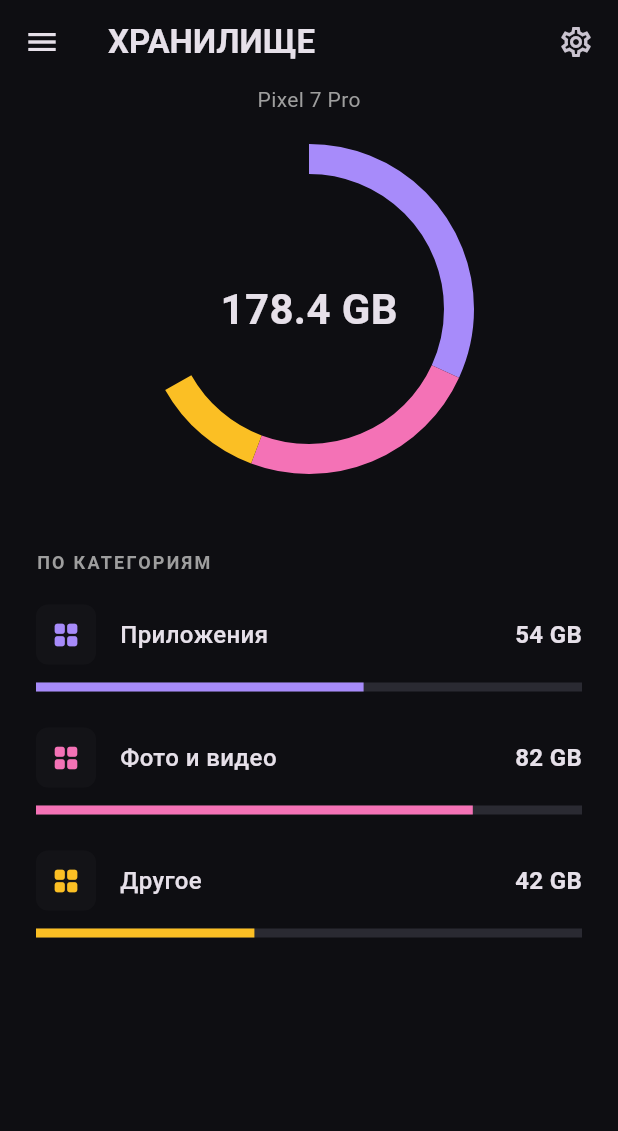
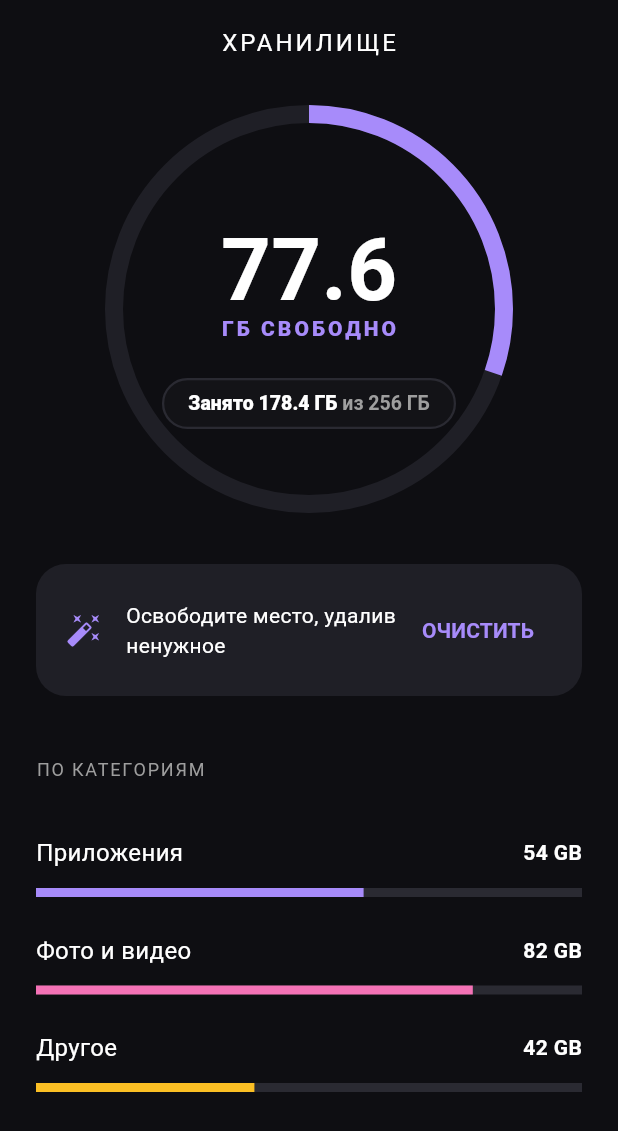
Before and after one commit to AlexBSCM/mem_view, a Flutter app: the screen it shows after launch, on a phone screen of 412 x 824 dp. Shown: the top 1131 px of the screen. Run offline on Flutter 3.47's test engine with Material 3 defaults, Android fonts, the phone set to English and light mode, and no system bars.

Commit message:
Дальнейшие действия по инструкции от Сдфгву

```diff
--- a/lib/main.dart
+++ b/lib/main.dart
@@ -1,52 +1,44 @@
 import 'package:flutter/material.dart';
-import 'dart:math' as math;
 
-void main() => runApp(const MemViewApp());
+void main() {
+  runApp(
+    const MaterialApp(home: StorageScreen(), debugShowCheckedModeBanner: false),
+  );
+}
 
-class MemViewApp extends StatelessWidget {
-  const MemViewApp({super.key});
+class StorageScreen extends StatefulWidget {
+  const StorageScreen({super.key});
 
   @override
-  Widget build(BuildContext context) {
-    return MaterialApp(
-      debugShowCheckedModeBanner: false,
-      theme: ThemeData(
-        brightness: Brightness.dark,
-        scaffoldBackgroundColor: const Color(0xFF0E0E12), // Твой фон
-      ),
-      // Стартуем с главного экрана "ХРАНИЛИЩЕ"
-      home: const StorageScreen(),
-    );
-  }
+  State<StorageScreen> createState() => _StorageScreenState();
 }
 
-// --- ЭКРАН 1: ГЛАВНОЕ ХРАНИЛИЩЕ ---
-class StorageScreen extends StatelessWidget {
-  const StorageScreen({super.key});
+class _StorageScreenState extends State<StorageScreen> {
+  double usedGB = 178.4;
+  final double totalGB = 256.0;
 
   @override
   Widget build(BuildContext context) {
     return Scaffold(
+      backgroundColor: const Color(0xFF0E0E12),
       appBar: AppBar(
         backgroundColor: Colors.transparent,
         elevation: 0,
-        leading: const Icon(Icons.menu),
-        actions: const [Icon(Icons.settings_outlined), SizedBox(width: 16)],
         title: const Text(
           'ХРАНИЛИЩЕ',
-          style: TextStyle(fontWeight: FontWeight.bold),
+          style: TextStyle(fontSize: 16, letterSpacing: 2, color: Colors.white),
         ),
+        centerTitle: true,
       ),
       body: SingleChildScrollView(
         padding: const EdgeInsets.symmetric(horizontal: 24),
         child: Column(
           children: [
-            const Text('Pixel 7 Pro', style: TextStyle(color: Colors.grey)),
-            const SizedBox(height: 30),
-            _buildChart(), // Тот самый сегментированный круг
-            const SizedBox(height: 30),
-            _buildActionCard(), // Кнопка "Очистить"
-            const SizedBox(height: 30),
+            const SizedBox(height: 20),
+            _buildChart(),
+            const SizedBox(height: 40),
+            _buildActionCard(),
+            const SizedBox(height: 40),
             _buildCategorySection(),
           ],
         ),
@@ -54,21 +46,110 @@ class StorageScreen extends StatelessWidget {
     );
   }
 
-  // Виджет сегментированного чарта (код из предыдущего шага)
   Widget _buildChart() {
-    return SizedBox(
-      height: 200,
-      width: 200,
-      child: Stack(
+    double freeGB = totalGB - usedGB;
+    double freePercent = freeGB / totalGB;
+
+    return Stack(
       alignment: Alignment.center,
       children: [
-          CustomPaint(
-            size: const Size(200, 200),
-            painter: SegmentedChartPainter(),
+        SizedBox(
+          width: 260,
+          height: 260,
+          child: CircularProgressIndicator(
+            value: freePercent,
+            strokeWidth: 12,
+            backgroundColor: const Color(0xFF1F1F26),
+            valueColor: const AlwaysStoppedAnimation<Color>(Color(0xFFA78BFA)),
+          ),
+        ),
+        Positioned(
+          top: 75,
+          child: Column(
+            mainAxisSize: MainAxisSize.min,
+            children: [
+              Text(
+                freeGB.toStringAsFixed(1),
+                style: const TextStyle(
+                  fontSize: 58,
+                  fontWeight: FontWeight.bold,
+                  color: Colors.white,
+                  height: 1.0,
+                ),
               ),
               const Text(
-            '178.4 GB',
-            style: TextStyle(fontSize: 28, fontWeight: FontWeight.bold),
+                'ГБ СВОБОДНО',
+                style: TextStyle(
+                  color: Color(0xFFA78BFA),
+                  fontSize: 14,
+                  fontWeight: FontWeight.w900,
+                  letterSpacing: 2,
+                ),
+              ),
+            ],
+          ),
+        ),
+        Positioned(
+          bottom: 50,
+          child: Container(
+            padding: const EdgeInsets.symmetric(horizontal: 16, vertical: 8),
+            decoration: BoxDecoration(
+              color: const Color(0xFF131317),
+              borderRadius: BorderRadius.circular(20),
+              border: Border.all(color: const Color(0xFF2A2A32), width: 1.5),
+            ),
+            child: RichText(
+              text: TextSpan(
+                style: const TextStyle(fontSize: 13, color: Colors.white),
+                children: [
+                  TextSpan(
+                    text: 'Занято ${usedGB.toStringAsFixed(1)} ГБ ',
+                    style: const TextStyle(fontWeight: FontWeight.w800),
+                  ),
+                  TextSpan(
+                    text: 'из ${totalGB.toInt()} ГБ',
+                    style: TextStyle(
+                      color: Colors.grey.shade500,
+                      fontWeight: FontWeight.w600,
+                    ),
+                  ),
+                ],
+              ),
+            ),
+          ),
+        ),
+      ],
+    );
+  }
+
+  Widget _buildActionCard() {
+    return Container(
+      padding: const EdgeInsets.all(20),
+      decoration: BoxDecoration(
+        color: const Color(0xFF1F1F26),
+        borderRadius: BorderRadius.circular(20),
+      ),
+      child: Row(
+        children: [
+          const Icon(Icons.auto_fix_high, color: Color(0xFFA78BFA)),
+          const SizedBox(width: 16),
+          const Expanded(
+            child: Text(
+              'Освободите место, удалив ненужное',
+              style: TextStyle(color: Colors.white, fontSize: 14),
+            ),
+          ),
+          TextButton(
+            onPressed: () => setState(() {
+              if (usedGB > 50) usedGB -= 10.5;
+            }),
+            child: const Text(
+              'ОЧИСТИТЬ',
+              style: TextStyle(
+                color: Color(0xFFA78BFA),
+                fontWeight: FontWeight.bold,
+              ),
+            ),
           ),
         ],
       ),
@@ -84,11 +165,10 @@ class StorageScreen extends StatelessWidget {
           style: TextStyle(
             color: Colors.grey,
             fontSize: 12,
-            letterSpacing: 1.5,
-            fontWeight: FontWeight.bold,
+            letterSpacing: 1.2,
           ),
         ),
-        const SizedBox(height: 20),
+        const SizedBox(height: 24),
         _buildCategoryItem('Приложения', '54 GB', 0.6, const Color(0xFFA78BFA)),
         _buildCategoryItem(
           'Фото и видео',
@@ -107,42 +187,36 @@ class StorageScreen extends StatelessWidget {
     double progress,
     Color color,
   ) {
-    return Padding(
-      padding: const EdgeInsets.only(bottom: 24),
+    return InkWell(
+      onTap: () {
+        Navigator.push(
+          context,
+          MaterialPageRoute(
+            builder: (context) => FilesScreen(categoryName: title),
+          ),
+        );
+      },
+      child: Padding(
+        padding: const EdgeInsets.symmetric(vertical: 12),
         child: Column(
           children: [
             Row(
               children: [
-              // Квадратная плашка иконки
-              Container(
-                padding: const EdgeInsets.all(10),
-                decoration: BoxDecoration(
-                  color: const Color(0xFF131317),
-                  borderRadius: BorderRadius.circular(8),
+                Text(
+                  title,
+                  style: const TextStyle(color: Colors.white, fontSize: 16),
                 ),
-                child: Icon(Icons.grid_view_rounded, size: 20, color: color),
-              ),
-              const SizedBox(width: 16),
-              Expanded(
-                child: Text(
-                  title,
-                  style: const TextStyle(
-                    fontSize: 16,
-                    fontWeight: FontWeight.w500,
-                  ),
-                ),
-              ),
+                const Spacer(),
                 Text(
                   size,
                   style: const TextStyle(
-                  fontSize: 16,
+                    color: Colors.white,
                     fontWeight: FontWeight.bold,
                   ),
                 ),
               ],
             ),
             const SizedBox(height: 12),
-          // Прогресс-бар: СТРОГО БЕЗ СКРУГЛЕНИЙ
             Container(
               height: 6,
               width: double.infinity,
@@ -155,79 +229,67 @@ class StorageScreen extends StatelessWidget {
             ),
           ],
         ),
+      ),
     );
-  }
-
-  Widget _buildActionCard() {
-    /* Код кнопки очистки */
-    return Container();
   }
 }
 
-// --- ЭКРАН 2: ДЕТАЛИЗАЦИЯ ПРИЛОЖЕНИЙ ---
-class AppsDetailScreen extends StatelessWidget {
-  const AppsDetailScreen({super.key});
+class FilesScreen extends StatelessWidget {
+  final String categoryName;
+  const FilesScreen({super.key, required this.categoryName});
 
   @override
   Widget build(BuildContext context) {
     return Scaffold(
+      backgroundColor: const Color(0xFF0E0E12),
       appBar: AppBar(
         backgroundColor: Colors.transparent,
-        title: const Text('Приложения'), // Экран из первого билда
+        elevation: 0,
+        // Явно задаем кнопку назад, чтобы она была белой
+        leading: IconButton(
+          icon: const Icon(
+            Icons.arrow_back_ios_new,
+            color: Colors.white,
+            size: 20,
           ),
-      body: ListView(
-        padding: const EdgeInsets.all(24),
+          onPressed: () => Navigator.pop(context), // Команда возврата
+        ),
+        title: Text(
+          categoryName.toUpperCase(),
+          style: const TextStyle(
+            color: Colors.white,
+            fontSize: 16,
+            letterSpacing: 1.5,
+          ),
+        ),
+        centerTitle: true,
+      ),
+      body: Column(
+        mainAxisAlignment: MainAxisAlignment.center,
         children: [
-          _buildAppItem('Telegram', '12.4 GB', const Color(0xFFA78BFA)),
-          _buildAppItem('Instagram', '8.2 GB', const Color(0xFFA78BFA)),
-        ],
+          const Center(
+            child: Icon(Icons.folder_open, size: 80, color: Color(0xFF2A2A32)),
           ),
-    );
-  }
-
-  Widget _buildAppItem(String name, String size, Color color) {
-    return Container(
-      margin: const EdgeInsets.only(bottom: 12),
-      padding: const EdgeInsets.all(16),
-      decoration: BoxDecoration(
-        color: const Color(0xFF131317),
-        borderRadius: BorderRadius.circular(16),
+          const SizedBox(height: 16),
+          Text(
+            'Здесь будет список: $categoryName',
+            style: const TextStyle(color: Colors.grey, fontSize: 16),
           ),
-      child: Row(
-        children: [
-          Icon(Icons.apps, color: color),
-          const SizedBox(width: 16),
-          Expanded(child: Text(name)),
-          Text(size, style: const TextStyle(fontWeight: FontWeight.bold)),
+          const SizedBox(height: 32),
+          // Кнопка возврата также внутри контента для удобства
+          OutlinedButton(
+            onPressed: () => Navigator.pop(context),
+            style: OutlinedButton.styleFrom(
+              side: const BorderSide(color: Color(0xFF2A2A32)),
+              foregroundColor: Colors.white,
+              shape: RoundedRectangleBorder(
+                borderRadius: BorderRadius.circular(12),
+              ),
+            ),
+            child: const Text('ВЕРНУТЬСЯ НА ГЛАВНУЮ'),
+          ),
         ],
       ),
     );
   }
 }
-
-// Тот самый Painter с четкими границами сегментов
-class SegmentedChartPainter extends CustomPainter {
-  @override
-  void paint(Canvas canvas, Size size) {
-    final paint = Paint()
-      ..style = PaintingStyle.stroke
-      ..strokeWidth = 20
-      ..strokeCap = StrokeCap.butt;
-    final rect = Rect.fromCircle(
-      center: Offset(size.width / 2, size.height / 2),
-      radius: size.width / 2,
-    );
-
-    paint.color = const Color(0xFFA78BFA); // Фиолетовый
-    canvas.drawArc(rect, -math.pi / 2, 2.0, false, paint);
-
-    paint.color = const Color(0xFFF472B6); // Розовый
-    canvas.drawArc(rect, -math.pi / 2 + 2.0, 1.5, false, paint);
-
-    paint.color = const Color(0xFFFBBF24); // Желтый
-    canvas.drawArc(rect, -math.pi / 2 + 3.5, 0.7, false, paint);
-  }
-
-  @override
-  bool shouldRepaint(covariant CustomPainter oldDelegate) => false;
-}
```
Lines whose indentation alone changed are shown as unchanged.
